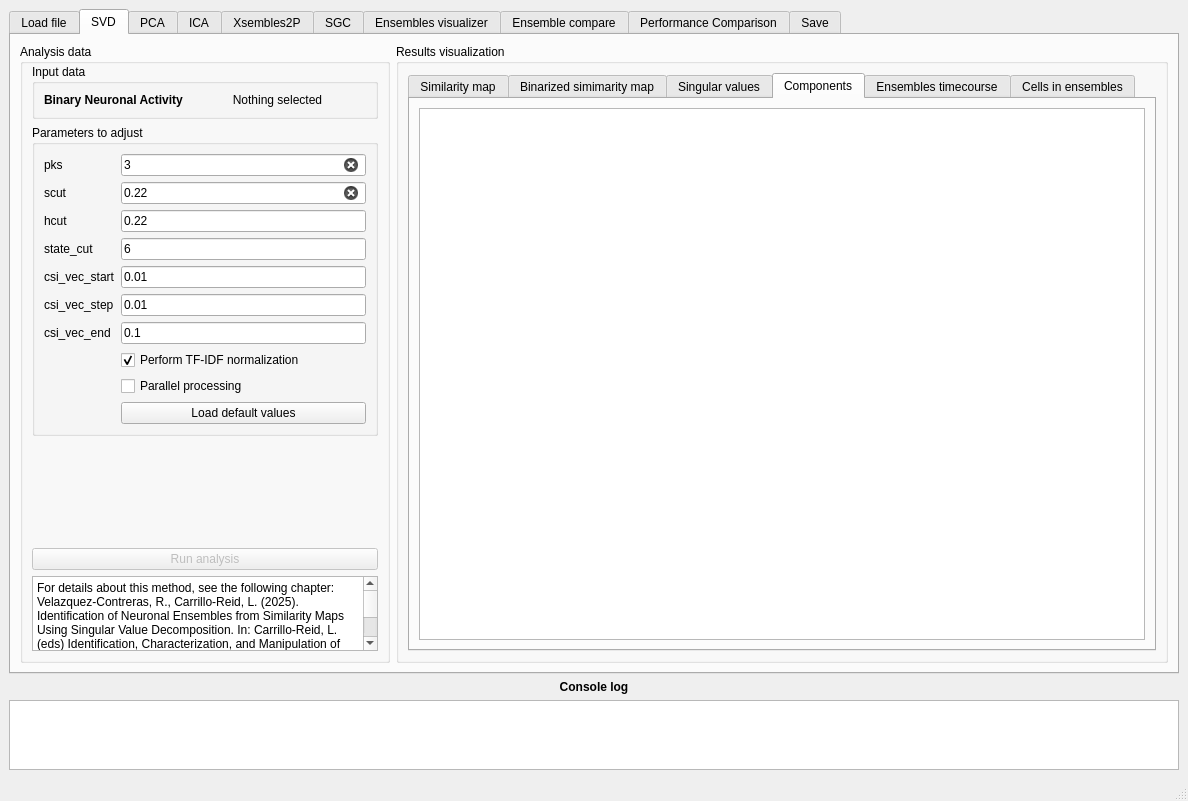
The window that gui/MainWindow.ui (rivelco/ENCORE) describes before a commit, drawn with Qt 5.
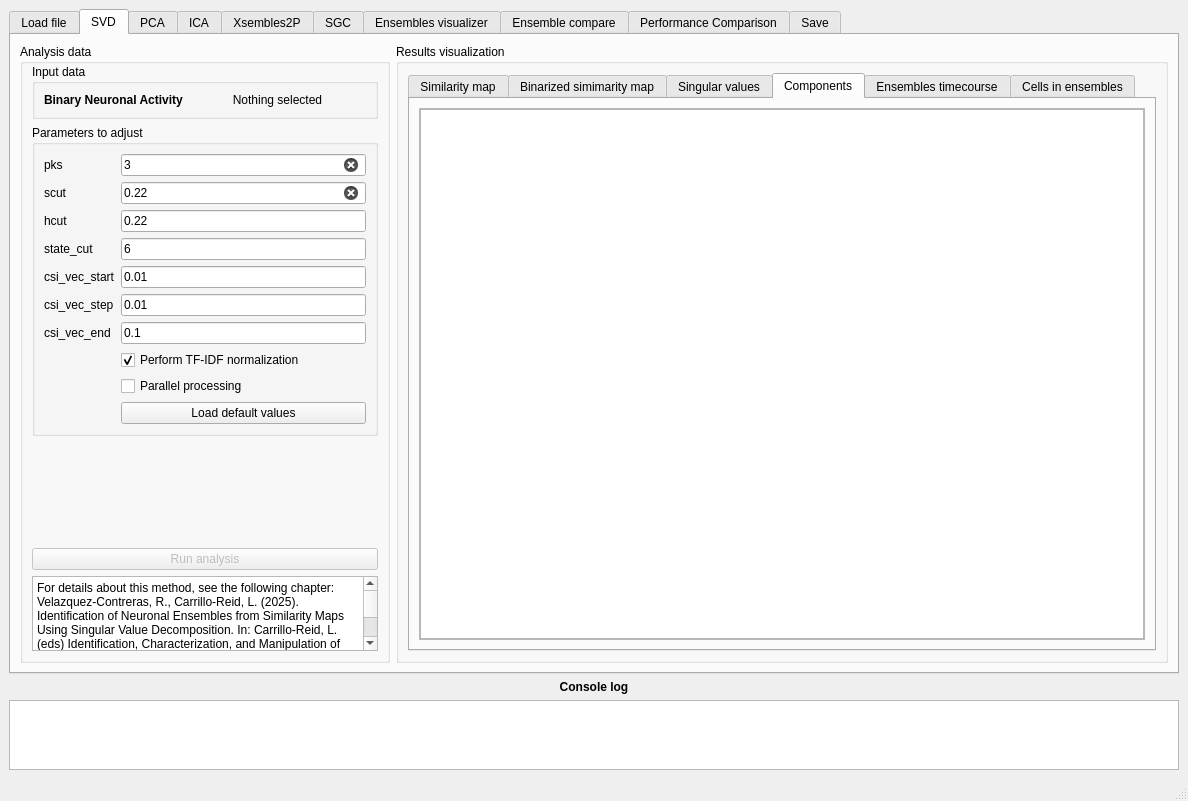
The same window after the commit. The open tabs and pages were chosen to show the change. Custom widgets are drawn as their Qt base class.

Commit message: Fixed minor things about plots

The edit to the form file:
```diff
--- a/gui/MainWindow.ui
+++ b/gui/MainWindow.ui
@@ -1639,7 +1639,41 @@
               </attribute>
               <layout class="QVBoxLayout" name="verticalLayout_29">
                <item>
-                <widget class="MatplotlibWidget" name="svd_plot_components"/>
+                <widget class="QScrollArea" name="scrollArea_6">
+                 <property name="widgetResizable">
+                  <bool>true</bool>
+                 </property>
+                 <widget class="QWidget" name="scrollAreaWidgetContents_6">
+                  <property name="geometry">
+                   <rect>
+                    <x>0</x>
+                    <y>0</y>
+                    <width>717</width>
+                    <height>531</height>
+                   </rect>
+                  </property>
+                  <layout class="QVBoxLayout" name="verticalLayout_18">
+                   <property name="spacing">
+                    <number>0</number>
+                   </property>
+                   <property name="leftMargin">
+                    <number>0</number>
+                   </property>
+                   <property name="topMargin">
+                    <number>0</number>
+                   </property>
+                   <property name="rightMargin">
+                    <number>0</number>
+                   </property>
+                   <property name="bottomMargin">
+                    <number>0</number>
+                   </property>
+                   <item>
+                    <widget class="MatplotlibWidget" name="svd_plot_components"/>
+                   </item>
+                  </layout>
+                 </widget>
+                </widget>
                </item>
               </layout>
              </widget>
```
Left out of the diff: 10 changed lines with no effect on the pictures. The commit also changes 1 other file.
